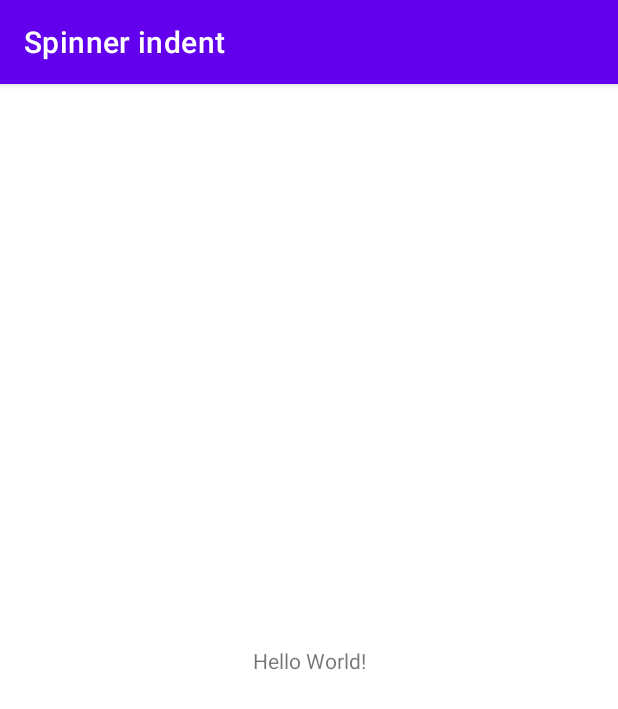
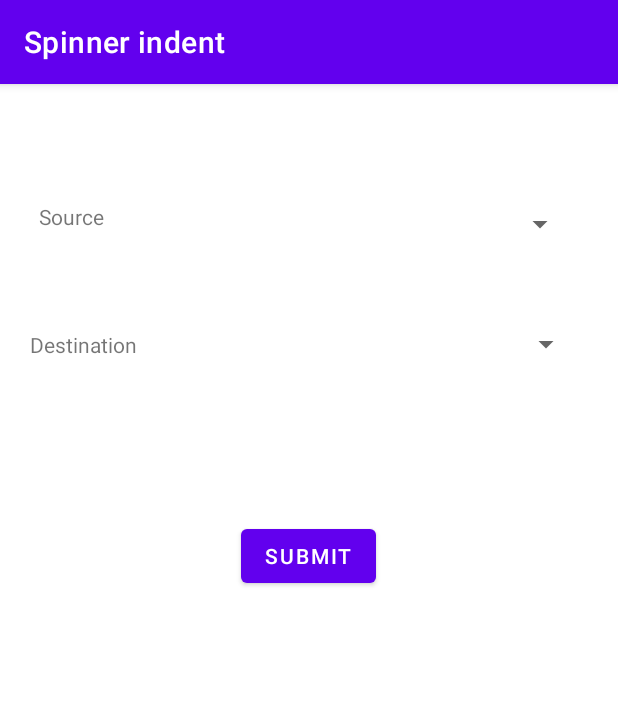
Before and after one commit to UjjalDeySarkar/Android, an Android app: the screen it shows after launch (MainActivity), on a phone screen of 412 x 824 dp. Shown: the top 709 px of the screen. Run offline under Robolectric (Android 15) with nearby library versions, the phone set to English and light mode, and no system bars.

Commit message:
add source, destination and submit in main activity xml file

```diff
--- a/Spinnerindent/app/src/main/res/layout/activity_main.xml
+++ b/Spinnerindent/app/src/main/res/layout/activity_main.xml
@@ -7,12 +7,62 @@
     tools:context=".MainActivity">
 
     <TextView
+        android:id="@+id/textView"
         android:layout_width="wrap_content"
         android:layout_height="wrap_content"
-        android:text="Hello World!"
+        android:text="Source"
         app:layout_constraintBottom_toBottomOf="parent"
+        app:layout_constraintHorizontal_bias="0.07"
         app:layout_constraintLeft_toLeftOf="parent"
         app:layout_constraintRight_toRightOf="parent"
-        app:layout_constraintTop_toTopOf="parent" />
+        app:layout_constraintTop_toTopOf="parent"
+        app:layout_constraintVertical_bias="0.105" />
+
+    <Spinner
+        android:id="@+id/spinner"
+        android:layout_width="293dp"
+        android:layout_height="32dp"
+        app:layout_constraintBottom_toBottomOf="parent"
+        app:layout_constraintEnd_toEndOf="parent"
+        app:layout_constraintHorizontal_bias="0.428"
+        app:layout_constraintStart_toEndOf="@+id/textView"
+        app:layout_constraintTop_toTopOf="parent"
+        app:layout_constraintVertical_bias="0.105" />
+
+    <TextView
+        android:id="@+id/textView2"
+        android:layout_width="wrap_content"
+        android:layout_height="wrap_content"
+        android:text="Destination"
+        app:layout_constraintBottom_toBottomOf="parent"
+        app:layout_constraintEnd_toEndOf="parent"
+        app:layout_constraintHorizontal_bias="0.058"
+        app:layout_constraintStart_toStartOf="parent"
+        app:layout_constraintTop_toBottomOf="@+id/textView"
+        app:layout_constraintVertical_bias="0.101" />
+
+    <Spinner
+        android:id="@+id/spinner2"
+        android:layout_width="287dp"
+        android:layout_height="40dp"
+        app:layout_constraintBottom_toBottomOf="parent"
+        app:layout_constraintEnd_toEndOf="parent"
+        app:layout_constraintHorizontal_bias="0.27"
+        app:layout_constraintStart_toEndOf="@+id/textView2"
+        app:layout_constraintTop_toBottomOf="@+id/spinner"
+        app:layout_constraintVertical_bias="0.071" />
+
+    <Button
+        android:id="@+id/button"
+        android:layout_width="wrap_content"
+        android:layout_height="wrap_content"
+        android:layout_marginTop="76dp"
+        android:text="Submit"
+        app:layout_constraintBottom_toBottomOf="parent"
+        app:layout_constraintEnd_toEndOf="parent"
+        app:layout_constraintHorizontal_bias="0.498"
+        app:layout_constraintStart_toStartOf="parent"
+        app:layout_constraintTop_toBottomOf="@+id/spinner2"
+        app:layout_constraintVertical_bias="0.047" />
 
 </androidx.constraintlayout.widget.ConstraintLayout>
```
